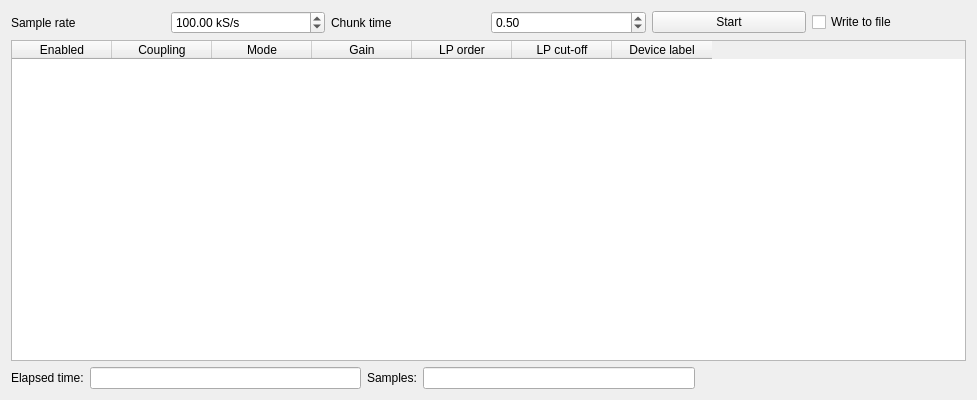
Before: the Qt Designer form DAQ/LegacyDaqStreamingUi.ui in AvirupRoy/research, drawn with Qt 5.
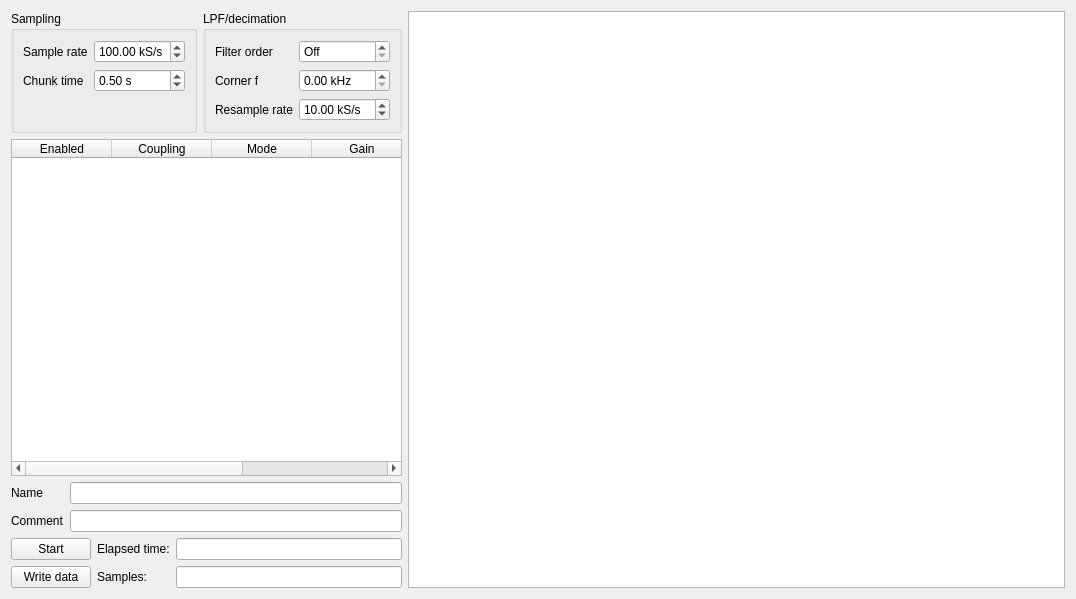
After: the same form once the commit is applied. Custom widgets are drawn as their Qt base class.

Commit message: Rename the GUI to LegacyDaqStreamingUi

```diff
--- a/DAQ/LegacyDaqStreamingUi.ui
+++ b/DAQ/LegacyDaqStreamingUi.ui
@@ -6,31 +6,34 @@
    <rect>
     <x>0</x>
     <y>0</y>
-    <width>977</width>
-    <height>400</height>
+    <width>1076</width>
+    <height>599</height>
    </rect>
   </property>
   <property name="windowTitle">
    <string>Form</string>
   </property>
-  <layout class="QHBoxLayout" name="horizontalLayout_4">
+  <layout class="QHBoxLayout" name="horizontalLayout_6">
    <item>
-    <layout class="QHBoxLayout" name="hLayout">
+    <layout class="QHBoxLayout" name="horizontalLayout_5">
+     <item>
+      <layout class="QVBoxLayout" name="verticalLayout_3">
      <item>
       <layout class="QVBoxLayout" name="verticalLayout">
        <item>
+          <layout class="QHBoxLayout" name="horizontalLayout_3">
+           <item>
+            <widget class="QGroupBox" name="samplingGroupBox">
+             <property name="title">
+              <string>Sampling</string>
+             </property>
         <layout class="QHBoxLayout" name="horizontalLayout">
          <item>
-          <widget class="QLabel" name="label">
-           <property name="text">
-            <string>Sample rate</string>
-           </property>
-           <property name="buddy">
-            <cstring>sampleRateSb</cstring>
-           </property>
-          </widget>
-         </item>
-         <item>
+               <layout class="QFormLayout" name="formLayout_2">
+                <property name="fieldGrowthPolicy">
+                 <enum>QFormLayout::AllNonFixedFieldsGrow</enum>
+                </property>
+                <item row="0" column="1">
           <widget class="QDoubleSpinBox" name="sampleRateSb">
            <property name="suffix">
             <string> kS/s</string>
@@ -46,15 +49,24 @@
            </property>
           </widget>
          </item>
-         <item>
+                <item row="1" column="0">
           <widget class="QLabel" name="label_4">
            <property name="text">
             <string>Chunk time</string>
            </property>
-          </widget>
-         </item>
-         <item>
+                  <property name="buddy">
+                   <cstring>chunkTimeSb</cstring>
+                  </property>
+                 </widget>
+                </item>
+                <item row="1" column="1">
           <widget class="QDoubleSpinBox" name="chunkTimeSb">
+                  <property name="toolTip">
+                   <string>How often do you want to receive new chunks of data?</string>
+                  </property>
+                  <property name="suffix">
+                   <string> s</string>
+                  </property>
            <property name="minimum">
             <double>0.200000000000000</double>
            </property>
@@ -69,24 +81,110 @@
            </property>
           </widget>
          </item>
-         <item>
-          <widget class="QPushButton" name="runPb">
+                <item row="0" column="0">
+                 <widget class="QLabel" name="label">
            <property name="text">
-            <string>Start</string>
-           </property>
-          </widget>
-         </item>
+                   <string>Sample rate</string>
+                  </property>
+                  <property name="buddy">
+                   <cstring>sampleRateSb</cstring>
+                  </property>
+                 </widget>
+                </item>
+               </layout>
+              </item>
+             </layout>
+            </widget>
+           </item>
          <item>
-          <widget class="QCheckBox" name="checkBox">
+            <widget class="QGroupBox" name="lpfGroupBox">
+             <property name="title">
+              <string>LPF/decimation</string>
+             </property>
+             <layout class="QHBoxLayout" name="horizontalLayout_2">
+              <item>
+               <layout class="QFormLayout" name="formLayout">
+                <item row="0" column="0">
+                 <widget class="QLabel" name="label_6">
            <property name="text">
-            <string>Write to file</string>
-           </property>
+                   <string>Filter order</string>
+                  </property>
+                  <property name="buddy">
+                   <cstring>lpfOrderSb</cstring>
+                  </property>
+                 </widget>
+                </item>
+                <item row="0" column="1">
+                 <widget class="QSpinBox" name="lpfOrderSb">
+                  <property name="toolTip">
+                   <string>Select the order of the low pass filter that is applied before decimation. Generally, you want about 8th order. If you go higher, numerical instabilites can occur.</string>
+                  </property>
+                  <property name="specialValueText">
+                   <string>Off</string>
+                  </property>
+                  <property name="maximum">
+                   <number>8</number>
+                  </property>
+                 </widget>
+                </item>
+                <item row="1" column="0">
+                 <widget class="QLabel" name="label_7">
+                  <property name="text">
+                   <string>Corner f</string>
+                  </property>
+                  <property name="buddy">
+                   <cstring>lpfFrequencySb</cstring>
+                  </property>
+                 </widget>
+                </item>
+                <item row="1" column="1">
+                 <widget class="QDoubleSpinBox" name="lpfFrequencySb">
+                  <property name="suffix">
+                   <string> kHz</string>
+                  </property>
+                 </widget>
+                </item>
+                <item row="2" column="0">
+                 <widget class="QLabel" name="label_5">
+                  <property name="text">
+                   <string>Resample rate</string>
+                  </property>
+                  <property name="buddy">
+                   <cstring>resampleRateSb</cstring>
+                  </property>
+                 </widget>
+                </item>
+                <item row="2" column="1">
+                 <widget class="QDoubleSpinBox" name="resampleRateSb">
+                  <property name="suffix">
+                   <string> kS/s</string>
+                  </property>
+                  <property name="minimum">
+                   <double>5.000000000000000</double>
+                  </property>
+                  <property name="maximum">
+                   <double>204.800000000000011</double>
+                  </property>
+                  <property name="value">
+                   <double>10.000000000000000</double>
+                  </property>
+                 </widget>
+                </item>
+               </layout>
+              </item>
+             </layout>
           </widget>
          </item>
         </layout>
        </item>
        <item>
         <widget class="QTableWidget" name="channelTable">
+           <property name="sizePolicy">
+            <sizepolicy hsizetype="Expanding" vsizetype="Expanding">
+             <horstretch>1</horstretch>
+             <verstretch>0</verstretch>
+            </sizepolicy>
+           </property>
          <column>
           <property name="text">
            <string>Enabled</string>
@@ -107,16 +205,6 @@
            <string>Gain</string>
           </property>
          </column>
-         <column>
-          <property name="text">
-           <string>LP order</string>
-          </property>
-         </column>
-         <column>
-          <property name="text">
-           <string>LP cut-off</string>
-          </property>
-         </column>
          <column>
           <property name="text">
            <string>Device label</string>
@@ -124,40 +212,113 @@
          </column>
         </widget>
        </item>
+        </layout>
+       </item>
        <item>
-        <layout class="QHBoxLayout" name="horizontalLayout_2">
+        <layout class="QFormLayout" name="formLayout_4">
+         <item row="0" column="0">
+          <widget class="QLabel" name="label_9">
+           <property name="text">
+            <string>Name</string>
+           </property>
+           <property name="buddy">
+            <cstring>nameLe</cstring>
+           </property>
+          </widget>
+         </item>
+         <item row="0" column="1">
+          <widget class="QLineEdit" name="nameLe">
+           <property name="toolTip">
+            <string>The filename is formed from this.</string>
+           </property>
+          </widget>
+         </item>
+         <item row="1" column="0">
+          <widget class="QLabel" name="label_8">
+           <property name="text">
+            <string>Comment</string>
+           </property>
+           <property name="buddy">
+            <cstring>commentLe</cstring>
+           </property>
+          </widget>
+         </item>
+         <item row="1" column="1">
+          <widget class="QLineEdit" name="commentLe">
+           <property name="toolTip">
+            <string>Any meta information you would like stored in the file.</string>
+           </property>
+          </widget>
+         </item>
+        </layout>
+       </item>
          <item>
+        <layout class="QHBoxLayout" name="horizontalLayout_4">
+         <item>
+          <layout class="QVBoxLayout" name="verticalLayout_2">
+           <item>
+            <widget class="QPushButton" name="runPb">
+             <property name="toolTip">
+              <string>Start or stop the acquisition.</string>
+             </property>
+             <property name="text">
+              <string>Start</string>
+             </property>
+            </widget>
+           </item>
+           <item>
+            <widget class="QPushButton" name="writeDataPb">
+             <property name="toolTip">
+              <string>Switch on if you want to record the data to disk.</string>
+             </property>
+             <property name="text">
+              <string>Write data</string>
+             </property>
+             <property name="checkable">
+              <bool>true</bool>
+             </property>
+            </widget>
+           </item>
+          </layout>
+         </item>
+         <item>
+          <layout class="QFormLayout" name="formLayout_3">
+           <item row="0" column="0">
           <widget class="QLabel" name="label_2">
            <property name="text">
             <string>Elapsed time:</string>
            </property>
-          </widget>
-         </item>
-         <item>
-          <widget class="QLineEdit" name="elapsedTimeLe"/>
-         </item>
-         <item>
+             <property name="buddy">
+              <cstring>elapsedTimeLe</cstring>
+             </property>
+            </widget>
+           </item>
+           <item row="0" column="1">
+            <widget class="QLineEdit" name="elapsedTimeLe">
+             <property name="readOnly">
+              <bool>true</bool>
+             </property>
+            </widget>
+           </item>
+           <item row="1" column="0">
           <widget class="QLabel" name="label_3">
            <property name="text">
             <string>Samples:</string>
            </property>
-          </widget>
-         </item>
-         <item>
-          <widget class="QLineEdit" name="nSamplesLe"/>
-         </item>
-         <item>
-          <spacer name="horizontalSpacer">
-           <property name="orientation">
-            <enum>Qt::Horizontal</enum>
-           </property>
-           <property name="sizeHint" stdset="0">
-            <size>
-             <width>40</width>
-             <height>20</height>
-            </size>
-           </property>
-          </spacer>
+             <property name="buddy">
+              <cstring>nSamplesLe</cstring>
+             </property>
+            </widget>
+           </item>
+           <item row="1" column="1">
+            <widget class="QLineEdit" name="nSamplesLe">
+             <property name="toolTip">
+              <string>Number of samples written to disk in the current recording.</string>
+             </property>
+             <property name="readOnly">
+              <bool>true</bool>
+             </property>
+            </widget>
          </item>
         </layout>
        </item>
@@ -165,8 +326,42 @@
      </item>
     </layout>
    </item>
-  </layout>
+     <item>
+      <widget class="PlotWidget" name="plot">
+       <property name="sizePolicy">
+        <sizepolicy hsizetype="Expanding" vsizetype="Expanding">
+         <horstretch>2</horstretch>
+         <verstretch>0</verstretch>
+        </sizepolicy>
+       </property>
+      </widget>
+     </item>
+    </layout>
+   </item>
+  </layout>
  </widget>
+ <customwidgets>
+  <customwidget>
+   <class>PlotWidget</class>
+   <extends>QGraphicsView</extends>
+   <header>pyqtgraph</header>
+  </customwidget>
+ </customwidgets>
+ <tabstops>
+  <tabstop>sampleRateSb</tabstop>
+  <tabstop>chunkTimeSb</tabstop>
+  <tabstop>lpfOrderSb</tabstop>
+  <tabstop>lpfFrequencySb</tabstop>
+  <tabstop>resampleRateSb</tabstop>
+  <tabstop>channelTable</tabstop>
+  <tabstop>nameLe</tabstop>
+  <tabstop>commentLe</tabstop>
+  <tabstop>runPb</tabstop>
+  <tabstop>writeDataPb</tabstop>
+  <tabstop>elapsedTimeLe</tabstop>
+  <tabstop>nSamplesLe</tabstop>
+  <tabstop>plot</tabstop>
+ </tabstops>
  <resources/>
  <connections/>
 </ui>
```
Left out of the diff: 3 changed lines with no effect on the pictures. Lines whose indentation alone changed are shown as unchanged. The commit also changes 2 other files.
